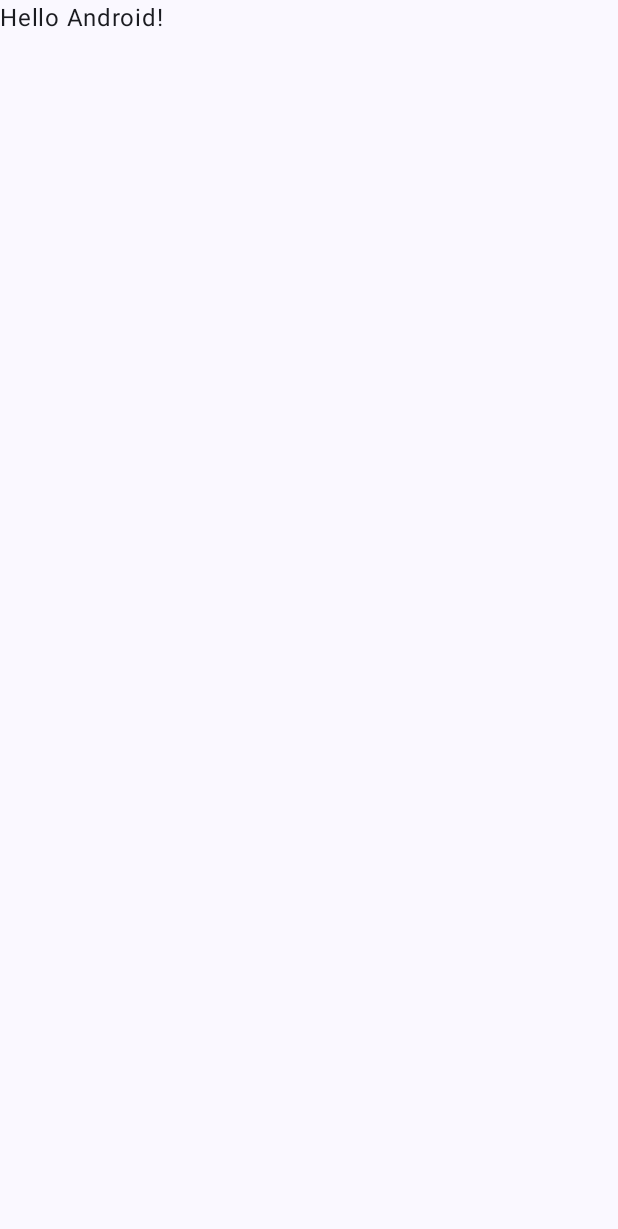
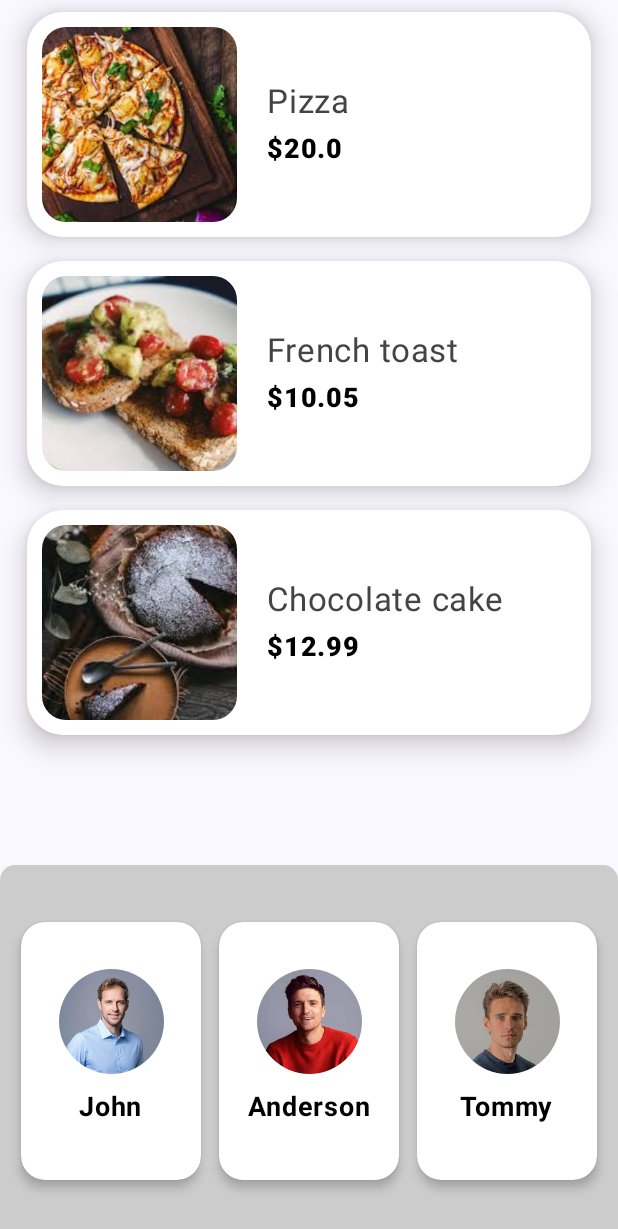
Before and after one commit to KaushalVasava/JetPackCompose_Basic, an Android app built with Jetpack Compose: the screen it shows after launch (MainActivity), on a phone screen of 412 x 824 dp. Before the commit the part shown is almost empty. Shown: the top 1229 px of the screen. Run offline under Robolectric (Android 15) with nearby library versions, the phone set to English and light mode, and no system bars.

Commit message:
Add Drag-Drop functionality

```diff
--- /dev/null
+++ b/app/src/main/java/com/lahsuak/apps/jetpackcomposebasic/DragAndDrop.kt
@@ -0,0 +1,118 @@
+package com.lahsuak.apps.jetpackcomposebasic
+
+import androidx.compose.foundation.gestures.detectDragGesturesAfterLongPress
+import androidx.compose.foundation.layout.Box
+import androidx.compose.foundation.layout.BoxScope
+import androidx.compose.foundation.layout.fillMaxSize
+import androidx.compose.runtime.*
+import androidx.compose.ui.Modifier
+import androidx.compose.ui.geometry.Offset
+import androidx.compose.ui.graphics.graphicsLayer
+import androidx.compose.ui.input.pointer.consumeAllChanges
+import androidx.compose.ui.input.pointer.pointerInput
+import androidx.compose.ui.layout.boundsInWindow
+import androidx.compose.ui.layout.onGloballyPositioned
+import androidx.compose.ui.unit.IntSize
+
+internal val LocalDragTargetInfo = compositionLocalOf { DragTargetInfo() }
+
+@Composable
+fun LongPressDraggable(
+    modifier: Modifier = Modifier,
+    content: @Composable BoxScope.() -> Unit,
+) {
+    val state = remember { DragTargetInfo() }
+    CompositionLocalProvider(LocalDragTargetInfo provides state) {
+        Box(modifier = modifier.fillMaxSize()) {
+            content()
+            if (state.isDragging) {
+                var targetSize by remember {
+                    mutableStateOf(IntSize.Zero)
+                }
+                Box(modifier = Modifier
+                    .graphicsLayer {
+                        val offset = (state.dragPosition + state.dragOffset)
+                        scaleX = 1.3f
+                        scaleY = 1.3f
+                        alpha = if (targetSize == IntSize.Zero) 0f else .9f
+                        translationX = offset.x.minus(targetSize.width / 2)
+                        translationY = offset.y.minus(targetSize.height / 2)
+                    }
+                    .onGloballyPositioned {
+                        targetSize = it.size
+                    }
+                ) {
+                    state.draggableComposable?.invoke()
+                }
+            }
+        }
+    }
+}
+
+@Composable
+fun <T> DragTarget(
+    modifier: Modifier,
+    dataToDrop: T,
+    content: @Composable (() -> Unit),
+) {
+
+    var currentPosition by remember { mutableStateOf(Offset.Zero) }
+    val currentState = LocalDragTargetInfo.current
+
+    Box(modifier = modifier
+        .onGloballyPositioned {
+            currentPosition = it.localToWindow(Offset.Zero)
+        }
+        .pointerInput(Unit) {
+            detectDragGesturesAfterLongPress(
+                onDragStart = {
+                    currentState.dataToDrop = dataToDrop
+                    currentState.isDragging = true
+                    currentState.dragPosition = currentPosition + it
+                    currentState.draggableComposable = content
+                }, onDrag = { change, dragAmount ->
+                    change.consume()
+                    currentState.dragOffset += Offset(dragAmount.x, dragAmount.y)
+                }, onDragEnd = {
+                    currentState.isDragging = false
+                    currentState.dragOffset = Offset.Zero
+                }, onDragCancel = {
+                    currentState.isDragging = false
+                    currentState.dragOffset = Offset.Zero
+                })
+        }) {
+        content()
+    }
+}
+
+@Composable
+fun <T> DropTarget(
+    modifier: Modifier,
+    content: @Composable (BoxScope.(isInBound: Boolean, data: T?) -> Unit),
+) {
+
+    val dragInfo = LocalDragTargetInfo.current
+    val dragPosition = dragInfo.dragPosition
+    val dragOffset = dragInfo.dragOffset
+    var isCurrentDropTarget by remember {
+        mutableStateOf(false)
+    }
+
+    Box(modifier = modifier.onGloballyPositioned {
+        it.boundsInWindow().let { rect ->
+            isCurrentDropTarget = rect.contains(dragPosition + dragOffset)
+        }
+    }) {
+        val data =
+            if (isCurrentDropTarget && !dragInfo.isDragging) dragInfo.dataToDrop as T? else null
+        content(isCurrentDropTarget, data)
+    }
+}
+
+internal class DragTargetInfo {
+    var isDragging: Boolean by mutableStateOf(false)
+    var dragPosition by mutableStateOf(Offset.Zero)
+    var dragOffset by mutableStateOf(Offset.Zero)
+    var draggableComposable by mutableStateOf<(@Composable () -> Unit)?>(null)
+    var dataToDrop by mutableStateOf<Any?>(null)
+}
--- /dev/null
+++ b/app/src/main/java/com/lahsuak/apps/jetpackcomposebasic/FoodItem.kt
@@ -0,0 +1,28 @@
+package com.lahsuak.apps.jetpackcomposebasic
+
+import androidx.annotation.DrawableRes
+
+data class FoodItem(
+    val id: Int,
+    val name: String,
+    val price: Double,
+    @DrawableRes val image: Int,
+)
+
+val foodList = listOf(
+    FoodItem(1, "Pizza", 20.0, R.drawable.food_pizza),
+    FoodItem(2, "French toast", 10.05, R.drawable.food_toast),
+    FoodItem(3, "Chocolate cake", 12.99, R.drawable.food_cake),
+)
+
+data class Person(
+    val id: Int,
+    val name: String,
+    @DrawableRes val profile: Int,
+)
+
+val persons = listOf(
+    Person(1, "John", R.drawable.user_one),
+    Person(2, "Anderson", R.drawable.user_two),
+    Person(3, "Tommy", R.drawable.user_three),
+)
--- /dev/null
+++ b/app/src/main/java/com/lahsuak/apps/jetpackcomposebasic/HomeScreen.kt
@@ -0,0 +1,174 @@
+package com.lahsuak.apps.jetpackcomposebasic
+
+import androidx.compose.foundation.Image
+import androidx.compose.foundation.background
+import androidx.compose.foundation.layout.Arrangement
+import androidx.compose.foundation.layout.BoxScope
+import androidx.compose.foundation.layout.Column
+import androidx.compose.foundation.layout.Row
+import androidx.compose.foundation.layout.Spacer
+import androidx.compose.foundation.layout.fillMaxHeight
+import androidx.compose.foundation.layout.fillMaxSize
+import androidx.compose.foundation.layout.fillMaxWidth
+import androidx.compose.foundation.layout.height
+import androidx.compose.foundation.layout.padding
+import androidx.compose.foundation.layout.size
+import androidx.compose.foundation.layout.width
+import androidx.compose.foundation.lazy.LazyRow
+import androidx.compose.foundation.lazy.items
+import androidx.compose.foundation.shape.CircleShape
+import androidx.compose.foundation.shape.RoundedCornerShape
+import androidx.compose.material3.Card
+import androidx.compose.material3.CardColors
+import androidx.compose.material3.CardDefaults
+import androidx.compose.material3.MaterialTheme
+import androidx.compose.material3.Text
+import androidx.compose.runtime.Composable
+import androidx.compose.runtime.mutableStateMapOf
+import androidx.compose.runtime.remember
+import androidx.compose.ui.Alignment
+import androidx.compose.ui.Modifier
+import androidx.compose.ui.draw.clip
+import androidx.compose.ui.draw.shadow
+import androidx.compose.ui.graphics.Color
+import androidx.compose.ui.layout.ContentScale
+import androidx.compose.ui.res.painterResource
+import androidx.compose.ui.text.font.FontWeight
+import androidx.compose.ui.unit.dp
+import androidx.compose.ui.unit.sp
+
+@Composable
+fun BoxScope.PersonListContainer() {
+    LazyRow(
+        modifier = Modifier
+            .fillMaxHeight(0.3f)
+            .fillMaxWidth()
+            .background(
+                Color.LightGray,
+                shape = RoundedCornerShape(topEnd = 10.dp, topStart = 10.dp)
+            )
+            .padding(vertical = 10.dp)
+            .align(Alignment.BottomCenter),
+        verticalAlignment = Alignment.CenterVertically,
+        horizontalArrangement = Arrangement.Center
+    ) {
+        items(items = persons) { person ->
+            PersonCard(person)
+        }
+    }
+
+}
+
+@Composable
+fun PersonCard(person: Person) {
+    val foodItems = remember {
+        mutableStateMapOf<Int, FoodItem>()
+    }
+
+    DropTarget<FoodItem>(
+        modifier = Modifier
+            .padding(6.dp)
+            .width(width = 120.dp)
+            .fillMaxHeight(0.8f)
+    ) { isInBound, foodItem ->
+        val bgColor = if (isInBound) {
+            Color.Green
+        } else {
+            Color.White
+        }
+
+        foodItem?.let {
+            if (isInBound)
+                foodItems[foodItem.id] = foodItem
+        }
+
+        Column(
+            modifier = Modifier
+                .fillMaxSize()
+                .shadow(elevation = 4.dp, shape = RoundedCornerShape(16.dp))
+                .background(
+                    bgColor,
+                    RoundedCornerShape(16.dp)
+                ),
+            verticalArrangement = Arrangement.Center,
+            horizontalAlignment = Alignment.CenterHorizontally
+        ) {
+            Image(
+                painter = painterResource(id = person.profile), contentDescription = null,
+                modifier = Modifier
+                    .size(70.dp)
+                    .clip(CircleShape),
+                contentScale = ContentScale.Crop
+            )
+
+            Spacer(modifier = Modifier.height(10.dp))
+
+            Text(
+                text = person.name,
+                fontSize = 18.sp,
+                color = Color.Black,
+                fontWeight = FontWeight.Bold
+            )
+
+            Spacer(modifier = Modifier.height(6.dp))
+
+            if (foodItems.isNotEmpty()) {
+                Text(
+                    text = "$${foodItems.values.sumOf { it.price }}",
+                    fontSize = 16.sp,
+                    color = Color.Black,
+                    fontWeight = FontWeight.ExtraBold
+                )
+                Text(
+                    text = "${foodItems.size} Items",
+                    fontSize = 14.sp,
+                    color = Color.Black
+                )
+            }
+        }
+    }
+}
+
+@Composable
+fun FoodItemCard(foodItem: FoodItem) {
+    Card(
+        shape = RoundedCornerShape(24.dp),
+        modifier = Modifier.padding(8.dp),
+        elevation = CardDefaults.cardElevation(defaultElevation = 10.dp),
+        colors = CardColors(
+            containerColor = Color.White, contentColor = MaterialTheme.colorScheme.primary,
+            disabledContentColor = Color.Gray, disabledContainerColor = Color.LightGray
+        )
+    ) {
+        Row(
+            verticalAlignment = Alignment.CenterVertically,
+            modifier = Modifier.padding(10.dp)
+        ) {
+            DragTarget(modifier = Modifier.size(130.dp), dataToDrop = foodItem) {
+                Image(
+                    painter = painterResource(id = foodItem.image),
+                    contentDescription = null,
+                    contentScale = ContentScale.Crop,
+                    modifier = Modifier
+                        .size(130.dp)
+                        .clip(RoundedCornerShape(16.dp))
+                )
+            }
+            Spacer(modifier = Modifier.width(20.dp))
+            Column(modifier = Modifier.weight(1f)) {
+                Text(
+                    text = foodItem.name,
+                    fontSize = 22.sp,
+                    color = Color.DarkGray
+                )
+                Spacer(modifier = Modifier.height(6.dp))
+                Text(
+                    text = "$${foodItem.price}",
+                    fontSize = 18.sp,
+                    color = Color.Black,
+                    fontWeight = FontWeight.ExtraBold
+                )
+            }
+        }
+    }
+}
--- a/app/src/main/java/com/lahsuak/apps/jetpackcomposebasic/MainActivity.kt
+++ b/app/src/main/java/com/lahsuak/apps/jetpackcomposebasic/MainActivity.kt
@@ -3,13 +3,17 @@ package com.lahsuak.apps.jetpackcomposebasic
 import android.os.Bundle
 import androidx.activity.ComponentActivity
 import androidx.activity.compose.setContent
+import androidx.compose.foundation.layout.PaddingValues
 import androidx.compose.foundation.layout.fillMaxSize
+import androidx.compose.foundation.lazy.LazyColumn
+import androidx.compose.foundation.lazy.items
 import androidx.compose.material3.MaterialTheme
 import androidx.compose.material3.Surface
 import androidx.compose.material3.Text
 import androidx.compose.runtime.Composable
 import androidx.compose.ui.Modifier
 import androidx.compose.ui.tooling.preview.Preview
+import androidx.compose.ui.unit.dp
 import com.lahsuak.apps.jetpackcomposebasic.ui.theme.JetPackComposeBasicTheme
 
 class MainActivity : ComponentActivity() {
@@ -22,20 +26,23 @@ class MainActivity : ComponentActivity() {
                     modifier = Modifier.fillMaxSize(),
                     color = MaterialTheme.colorScheme.background
                 ) {
-                    Greeting("Android")
+                    LongPressDraggable(modifier = Modifier.fillMaxSize()) {
+                        LazyColumn(
+                            modifier = Modifier.fillMaxSize(),
+                            contentPadding = PaddingValues(horizontal = 10.dp)
+                        ) {
+                            items(items = foodList) { food ->
+                                FoodItemCard(foodItem = food)
+                            }
+                        }
+                        PersonListContainer()
+                    }
                 }
             }
         }
     }
 }
-/***
-Composable functions :
-A composable function is a regular function annotated with @Composable.
-This enables your function to call other @Composable functions within it.
-You can see how the Greeting function is marked as @Composable.
-This function will produce a piece of UI hierarchy displaying the given input,
-String. Text is a composable function provided by the library.
-***/
+
 @Composable
 fun Greeting(name: String) {
     Text(text = "Hello $name!")
```
Also changed, not shown: app/src/main/res/drawable/food_cake.jpeg (added), app/src/main/res/drawable/food_pizza.jpeg (added), app/src/main/res/drawable/food_toast.jpeg (added), app/src/main/res/drawable/user_one.jpeg (added), app/src/main/res/drawable/user_three.jpeg (added), app/src/main/res/drawable/user_two.jpeg (added).
